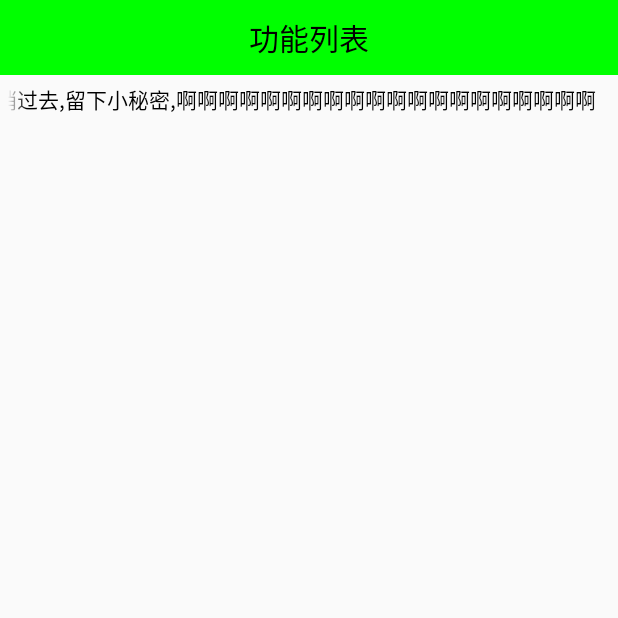
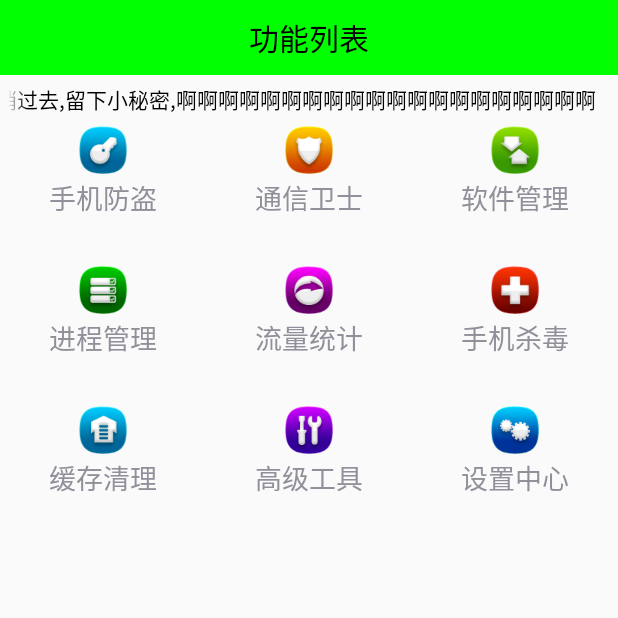
Before and after one commit to skriklgb/MobileSafe, an Android app: the HomeActivity screen opened directly, with no data from a screen before it, on a phone screen of 412 x 824 dp, the top half of it. Run offline under Robolectric (Android 15) with nearby library versions, the phone set to English and light mode, and no system bars.

Commit message:
2-5,九宫格使用 模块：主界面 目的：主界面布局,实现九宫格 1.GridView使用-->和ListView使用方式类似-->数据适配器一致的 2.数据适配器的使用
错误调试：
.lang.NullPointerException
    at skrik.lgb.mobilesafe.activity.HomeActivity$MyAdapter.getView(HomeActivity.java:68)

      TextView tv_title = (TextView) view.findViewById(R.id.tv_title);
           ImageView iv_icon = (ImageView) view.findViewById(R.id.iv_icon);

```diff
--- a/app/src/main/java/skrik/lgb/mobilesafe/activity/HomeActivity.java
+++ b/app/src/main/java/skrik/lgb/mobilesafe/activity/HomeActivity.java
@@ -2,14 +2,78 @@ package skrik.lgb.mobilesafe.activity;
 
 import android.app.Activity;
 import android.os.Bundle;
+import android.view.View;
+import android.view.ViewGroup;
+import android.widget.BaseAdapter;
+import android.widget.GridView;
+import android.widget.ImageView;
+import android.widget.TextView;
 
 import skrik.lgb.mobilesafe.R;
 
 public class HomeActivity extends Activity {
 
+    private GridView mGv_home;
+    private String[] mTitleStr;
+    private int[] mDrawableIds;
+
     @Override
     protected void onCreate(Bundle savedInstanceState) {
         super.onCreate(savedInstanceState);
         setContentView(R.layout.activity_home);
+
+        initUI();
+        //初始化数据的方法
+        initData();
+    }
+
+    private void initData() {
+        //准备数据(文字(9组),图片(9张))
+        mTitleStr = new String[ ]{
+                  "手机防盗","通信卫士","软件管理","进程管理","流量统计","手机杀毒","缓存清理","高级工具","设置中心"
+          };
+        mDrawableIds = new int[]{
+                  R.drawable.home_safe,R.drawable.home_callmsgsafe,
+                  R.drawable.home_apps,R.drawable.home_taskmanager,
+                  R.drawable.home_netmanager,R.drawable.home_trojan,
+                  R.drawable.home_sysoptimize,R.drawable.home_tools,R.drawable.home_settings
+          };
+        //九宫格控件设置数据适配器(等同ListView数据适配器)
+        mGv_home.setAdapter(new MyAdapter());
+    }
+
+    class MyAdapter extends BaseAdapter{
+
+        @Override
+        public int getCount() {      //得到数据的行数
+            //条目的总数	文字组数 == 图片张数
+            return mTitleStr.length;
+        }
+
+        @Override
+        public Object getItem(int position) {  //根据position得到某一行的记录
+            return mTitleStr[position];
+        }
+
+        @Override
+        public long getItemId(int position) { //得到某一条记录的ID
+            return position;
+        }
+
+        @Override
+        public View getView(int position, View convertView, ViewGroup parent) {  //我们通常会给它写个布局文件
+            View view = View.inflate(getApplicationContext(),R.layout.gridview_item, null);
+           TextView tv_title = (TextView) view.findViewById(R.id.tv_title);
+           ImageView iv_icon = (ImageView) view.findViewById(R.id.iv_icon);
+            tv_title.setText(mTitleStr[position]);
+            iv_icon.setBackgroundResource(mDrawableIds[position]);
+            return view;
+        }
+    }
+
+
+    private void initUI() {
+        mGv_home = (GridView) findViewById(R.id.gv_home);
+
     }
 }
--- a/app/src/main/res/layout/activity_home.xml
+++ b/app/src/main/res/layout/activity_home.xml
@@ -38,4 +38,13 @@
 
     </skrik.lgb.mobilesafe.view.FocusTextView>
 
+    <!--android:numColumns指定列数  -->
+    <!-- android:verticalSpacing="10dp"指定内部条目竖直方向间距为10dp -->
+    <GridView
+        android:layout_width="match_parent"
+        android:id="@+id/gv_home"
+        android:numColumns="3"
+        android:verticalSpacing="30dp"
+        android:layout_height="match_parent"></GridView>
+
 </LinearLayout>
--- /dev/null
+++ b/app/src/main/res/layout/gridview_item.xml
@@ -0,0 +1,21 @@
+<?xml version="1.0" encoding="utf-8"?>
+<LinearLayout xmlns:android="http://schemas.android.com/apk/res/android"
+              android:orientation="vertical"
+              android:layout_width="wrap_content"
+              android:gravity="center"
+              android:layout_height="wrap_content">
+    <ImageView
+        android:id="@+id/iv_icon"
+        android:background="@drawable/home_apps"
+        android:layout_width="wrap_content"
+        android:layout_height="wrap_content"/>
+
+    <TextView
+        android:id="@+id/tv_title"
+        android:textSize="18sp"
+        android:layout_width="wrap_content"
+        android:layout_height="wrap_content"
+        android:text="模块标题"
+        />
+
+</LinearLayout>
```
Also changed, not shown: app/src/main/res/drawable-xhdpi/home_apps.png (added), app/src/main/res/drawable-xhdpi/home_callmsgsafe.png (added), app/src/main/res/drawable-xhdpi/home_netmanager.png (added), app/src/main/res/drawable-xhdpi/home_safe.png (added), app/src/main/res/drawable-xhdpi/home_settings.png (added), app/src/main/res/drawable-xhdpi/home_sysoptimize.png (added), app/src/main/res/drawable-xhdpi/home_taskmanager.png (added), app/src/main/res/drawable-xhdpi/home_tools.png (added), app/src/main/res/drawable-xhdpi/home_trojan.png (added).
